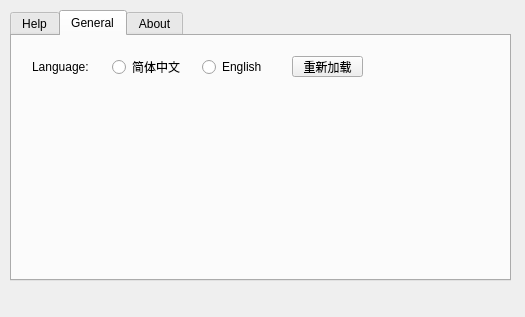
wudi-7mi/open_ra2ob_qt6, file mainwindow.ui: the form before one commit.
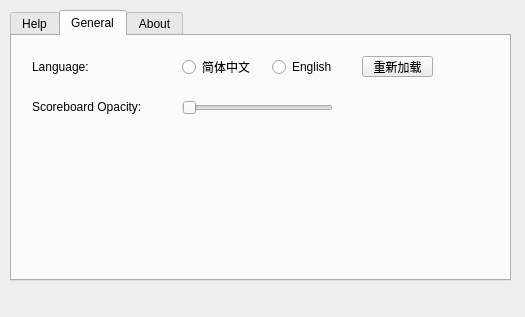
The form after the commit. The open tabs and pages were chosen to show the change. Icons and pictures are not drawn.

```diff
--- a/mainwindow.ui
+++ b/mainwindow.ui
@@ -304,7 +304,7 @@
      <widget class="QRadioButton" name="rb_Chinese">
       <property name="geometry">
        <rect>
-        <x>100</x>
+        <x>170</x>
         <y>20</y>
         <width>97</width>
         <height>22</height>
@@ -317,7 +317,7 @@
      <widget class="QRadioButton" name="rb_English">
       <property name="geometry">
        <rect>
-        <x>190</x>
+        <x>260</x>
         <y>20</y>
         <width>97</width>
         <height>22</height>
@@ -332,7 +332,7 @@
        <rect>
         <x>20</x>
         <y>20</y>
-        <width>61</width>
+        <width>121</width>
         <height>21</height>
        </rect>
       </property>
@@ -343,7 +343,7 @@
      <widget class="QPushButton" name="btn_reload">
       <property name="geometry">
        <rect>
-        <x>280</x>
+        <x>350</x>
         <y>20</y>
         <width>71</width>
         <height>21</height>
@@ -353,6 +353,45 @@
        <string>重新加载</string>
       </property>
      </widget>
+     <widget class="QSlider" name="hs_opacity">
+      <property name="geometry">
+       <rect>
+        <x>170</x>
+        <y>64</y>
+        <width>151</width>
+        <height>16</height>
+       </rect>
+      </property>
+      <property name="orientation">
+       <enum>Qt::Horizontal</enum>
+      </property>
+     </widget>
+     <widget class="QLabel" name="lb_opacity">
+      <property name="geometry">
+       <rect>
+        <x>20</x>
+        <y>60</y>
+        <width>131</width>
+        <height>21</height>
+       </rect>
+      </property>
+      <property name="text">
+       <string>Scoreboard Opacity:</string>
+      </property>
+     </widget>
+     <widget class="QLabel" name="lb_preview">
+      <property name="geometry">
+       <rect>
+        <x>340</x>
+        <y>60</y>
+        <width>141</width>
+        <height>81</height>
+       </rect>
+      </property>
+      <property name="text">
+       <string/>
+      </property>
+     </widget>
     </widget>
     <widget class="QWidget" name="About">
      <attribute name="title">
```
Left out of the diff: 2 changed lines with no effect on the pictures.
